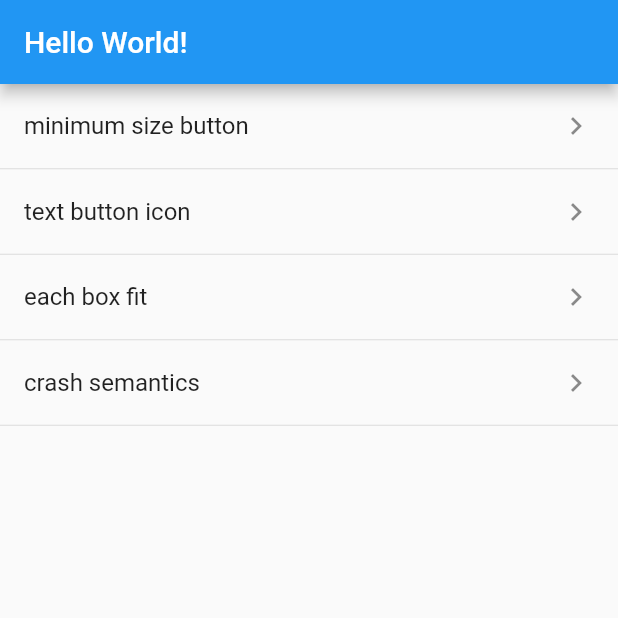
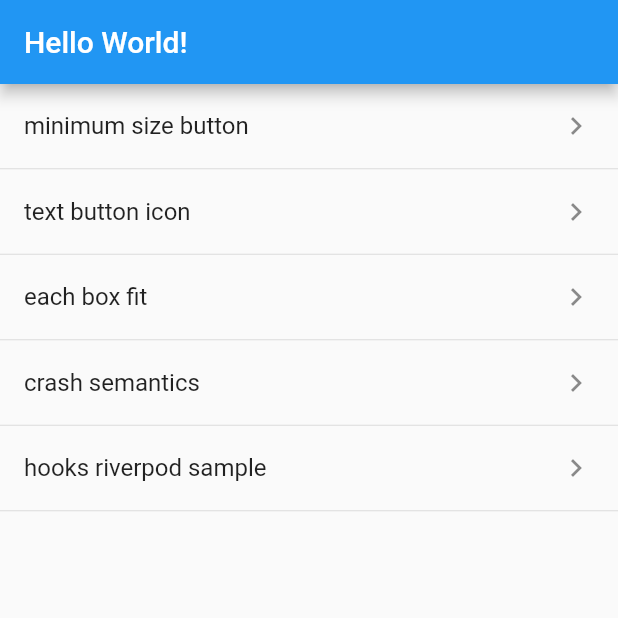
Before and after one commit to sho-ito-1027/flutter_playground, a Flutter app: the screen it shows after launch, on a phone screen of 412 x 824 dp, the top half of it. Run offline on Flutter 3.47's test engine with Material 2 defaults, Android fonts, the phone set to English and light mode, and no system bars; our stand-ins replace auto_route, flutter_svg; generated files the repository leaves out were written again.

Commit message:
add hooks_riverpod sample page

```diff
--- a/lib/router/router.dart
+++ b/lib/router/router.dart
@@ -2,6 +2,7 @@ import 'package:auto_route/auto_route.dart';
 import 'package:flutter_playground/ui/accessibility/crash_semantics_page.dart';
 import 'package:flutter_playground/ui/button/minimum_size_button_page.dart';
 import 'package:flutter_playground/ui/button/text_button_icon_page.dart';
+import 'package:flutter_playground/ui/hooks_riverpod/temp_sample_page.dart';
 import 'package:flutter_playground/ui/image/each_box_fix_page.dart';
 import 'package:flutter_playground/ui/playground.dart';
 
@@ -15,6 +16,7 @@ export 'router.gr.dart';
     AutoRoute(page: TextButtonIconPage),
     AutoRoute(page: EachBoxFitPage),
     AutoRoute(page: CrashSemanticsPage),
+    AutoRoute(page: TempSamplePage),
   ],
 )
 class $RootRouter {}
--- a/lib/ui/playground.dart
+++ b/lib/ui/playground.dart
@@ -13,6 +13,7 @@ class PlaygroundPage extends StatelessWidget {
     {_titleKey: 'text button icon', _routeKey: TextButtonIconRoute()},
     {_titleKey: 'each box fit', _routeKey: EachBoxFitRoute()},
     {_titleKey: 'crash semantics', _routeKey: CrashSemanticsRoute()},
+    {_titleKey: 'hooks riverpod sample', _routeKey: TempSampleRoute()},
   ];
 
   @override
```
Also changed, not shown: lib/ui/hooks_riverpod/temp_sample_page.dart (added, +10 -0 lines).
